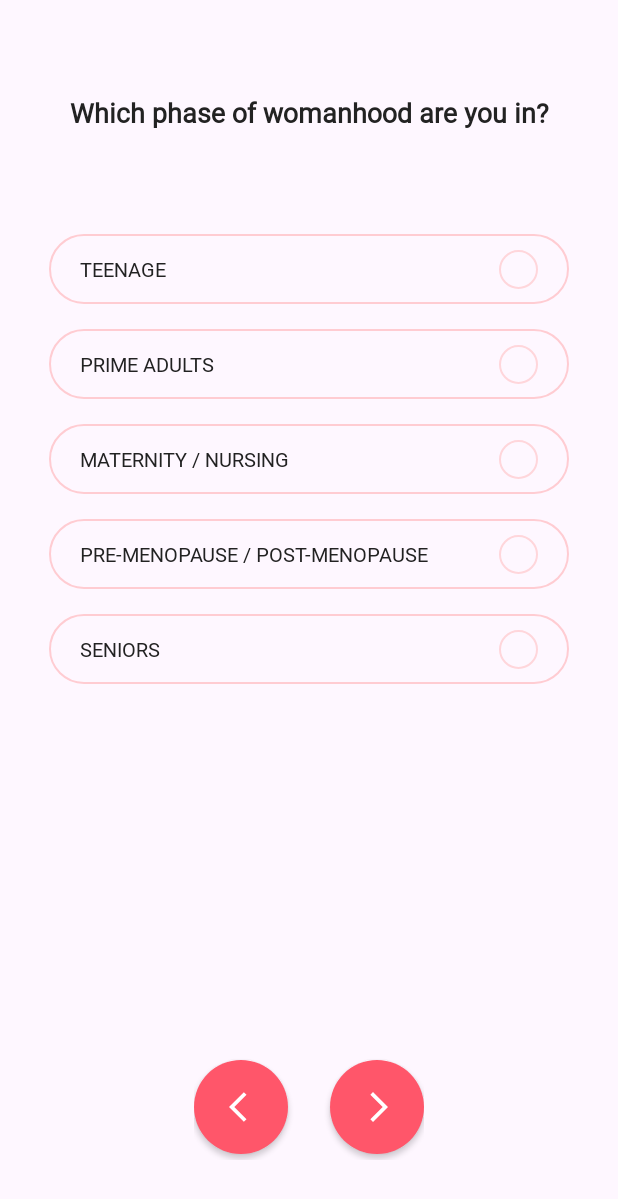
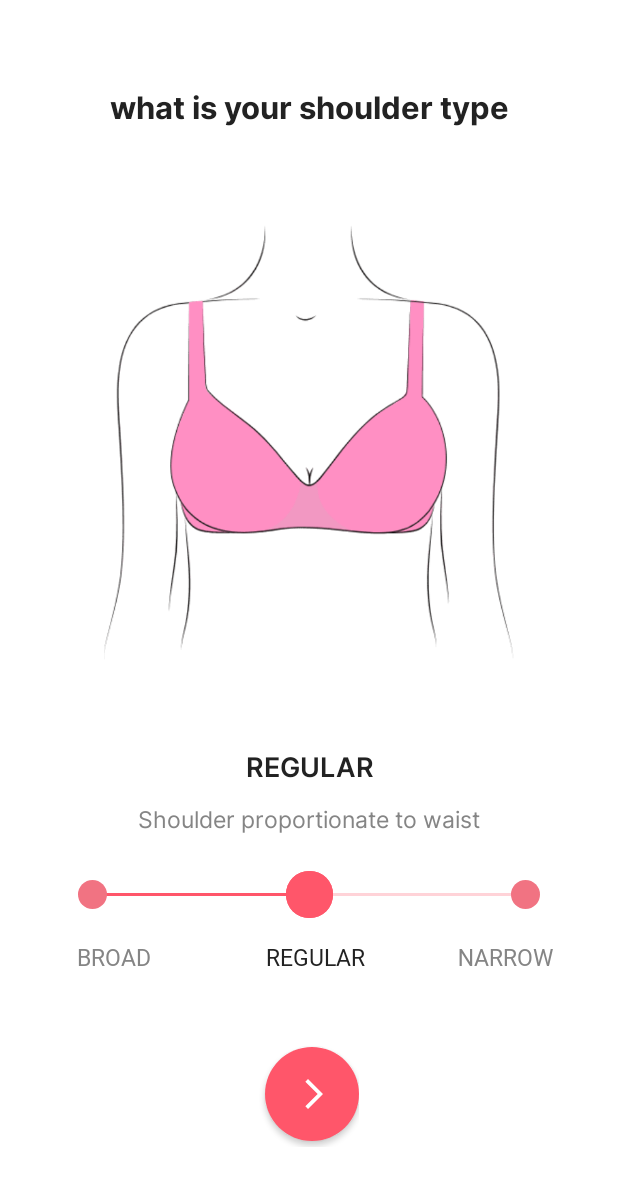
Before and after one commit to DelayNandhu2000/-CorrectFit, an Android app: the screen it shows after launch (MainActivity), on a phone screen of 412 x 824 dp. Shown: the top 1199 px of the screen. Run offline under Robolectric (Android 15) with nearby library versions, the light colour scheme and no system bars; our stand-ins replace sdp/ssp sizes; Roboto replaces fonts that are not available here.

Commit message:
27-11-2023

```diff
--- a/app/src/main/java/com/example/correctfit/UI/ShoulderTypeBroad.kt
+++ b/app/src/main/java/com/example/correctfit/UI/ShoulderTypeBroad.kt
@@ -48,7 +48,6 @@ class ShoulderTypeBroad : Fragment() {
                         type = "BROAD",
                         default = false,
                         image = R.drawable.img_shoulder_broad
-
                     ),
                     RecyclerViewItem.Type(
                         "Shoulder proportionate to waist",
--- a/app/src/main/res/navigation/main_nav.xml
+++ b/app/src/main/res/navigation/main_nav.xml
@@ -3,7 +3,7 @@
     xmlns:app="http://schemas.android.com/apk/res-auto"
     xmlns:tools="http://schemas.android.com/tools"
     android:id="@+id/main_nav"
-    app:startDestination="@id/phaseOfWomanHood">
+    app:startDestination="@id/shoulderTypeBroad">
 
     <fragment
         android:id="@+id/shoulderTypeBroad"
```
Also changed, not shown: app/src/main/res/drawable/sholder_narrow_new.png (added), app/src/main/res/drawable/shoulder_broad_new.png (added), app/src/main/res/drawable/shoulder_regular_new.png (added).
